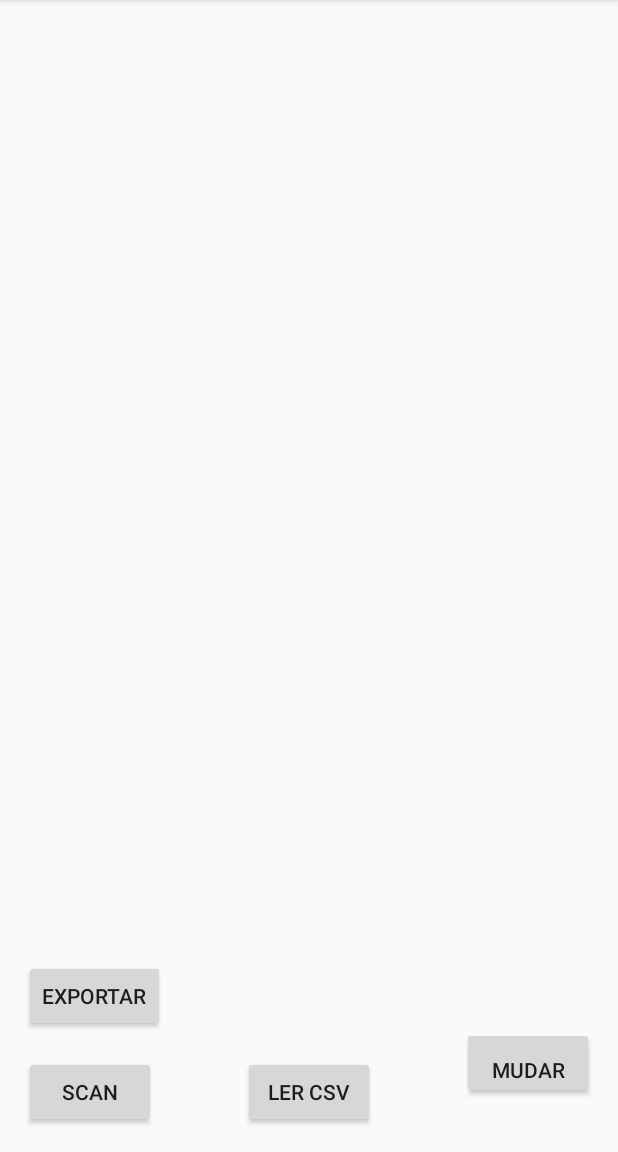
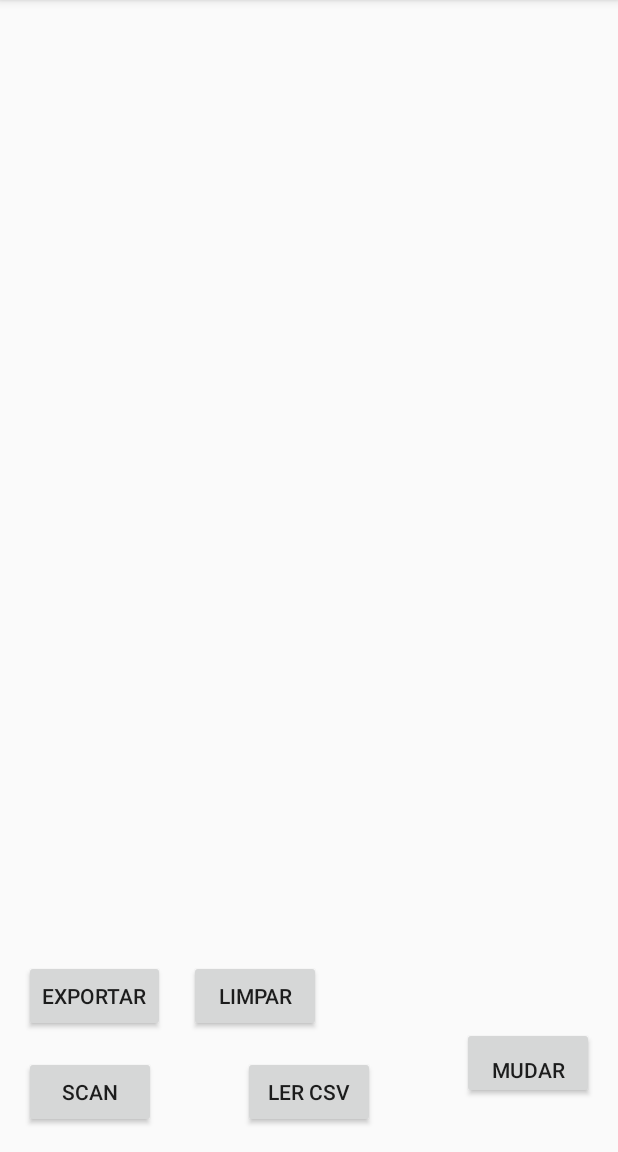
Before and after one commit to gustavomotamacedo/projeto_inout, an Android app: the screen it shows after launch (MainActivity), on a phone screen of 412 x 824 dp, the part 84-1236 px from its top. Run offline under Robolectric (Android 15) with nearby library versions, the phone set to English and light mode, and no system bars; libraries missing offline, so code that uses them is left out: com.journeyapps.barcodescanner, com.opencsv.bean.

Commit message:
feat: botão de limpar

```diff
--- a/app/src/main/java/com/gustavomacedo/inout/MainActivity.java
+++ b/app/src/main/java/com/gustavomacedo/inout/MainActivity.java
@@ -36,7 +36,7 @@ import java.util.List;
 public class MainActivity extends AppCompatActivity {
 
     private RecyclerView alunosView;
-    private Button btnScan, btnCsv, btnExportar;
+    private Button btnScan, btnCsv, btnExportar, btnLimpar;
 
     private DbHelper dbHelper;
     private ArrayList<String> alunosId, alunosNome, alunosRGM, alunosCodigo, alunosData, alunosHoraEntrada, alunosHoraSaida, alunosPermanencia;
@@ -56,6 +56,7 @@ public class MainActivity extends AppCompatActivity {
         btnScan = findViewById(R.id.btnScan);
         btnCsv = findViewById(R.id.btnCsv);
         btnExportar = findViewById(R.id.btnExportar);
+        btnLimpar = findViewById(R.id.btnLimpar);
 
         alunosId = new ArrayList<>();
         alunosNome = new ArrayList<>();
@@ -92,6 +93,11 @@ public class MainActivity extends AppCompatActivity {
 
         btnExportar.setOnClickListener(v -> {
             exportarDadosParaCsv();
+        });
+
+        btnLimpar.setOnClickListener(v -> {
+            dbHelper.limparTabela();
+            recreate();
         });
     }
 
--- a/app/src/main/res/layout/activity_main.xml
+++ b/app/src/main/res/layout/activity_main.xml
@@ -54,4 +54,13 @@
         android:text="Exportar"
         app:layout_constraintBottom_toTopOf="@+id/btnScan"
         app:layout_constraintStart_toStartOf="parent" />
+
+    <Button
+        android:id="@+id/btnLimpar"
+        android:layout_width="wrap_content"
+        android:layout_height="wrap_content"
+        android:layout_margin="16dp"
+        android:text="Limpar"
+        app:layout_constraintBottom_toTopOf="@+id/btnCsv"
+        app:layout_constraintStart_toEndOf="@+id/btnExportar" />
 </androidx.constraintlayout.widget.ConstraintLayout>
```
